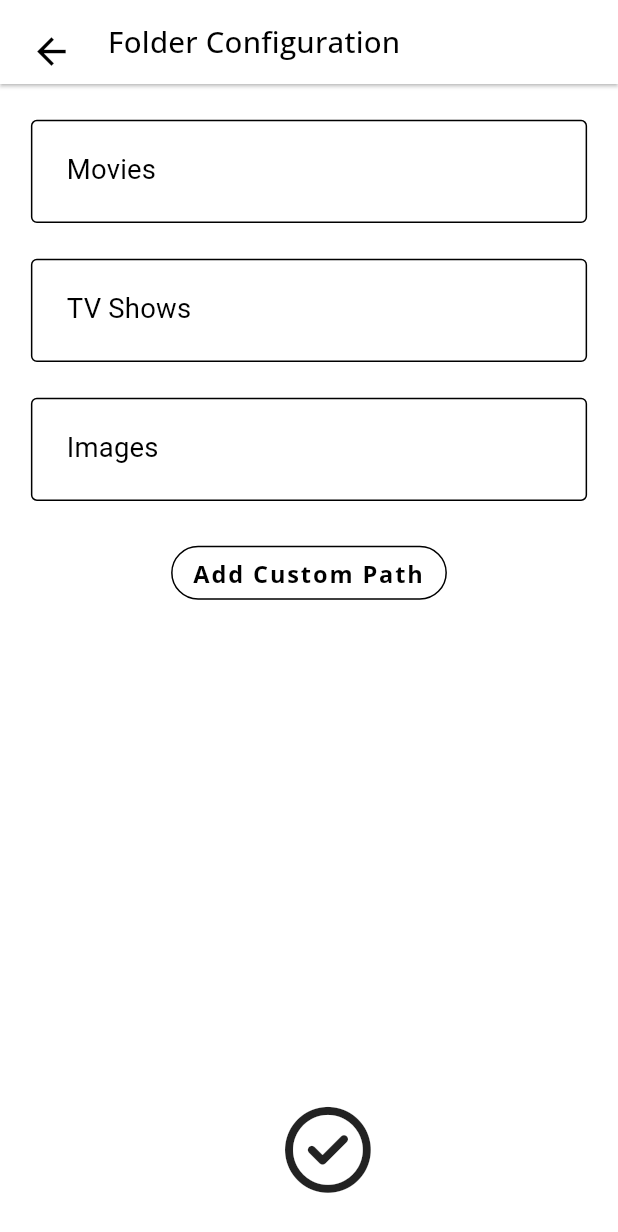
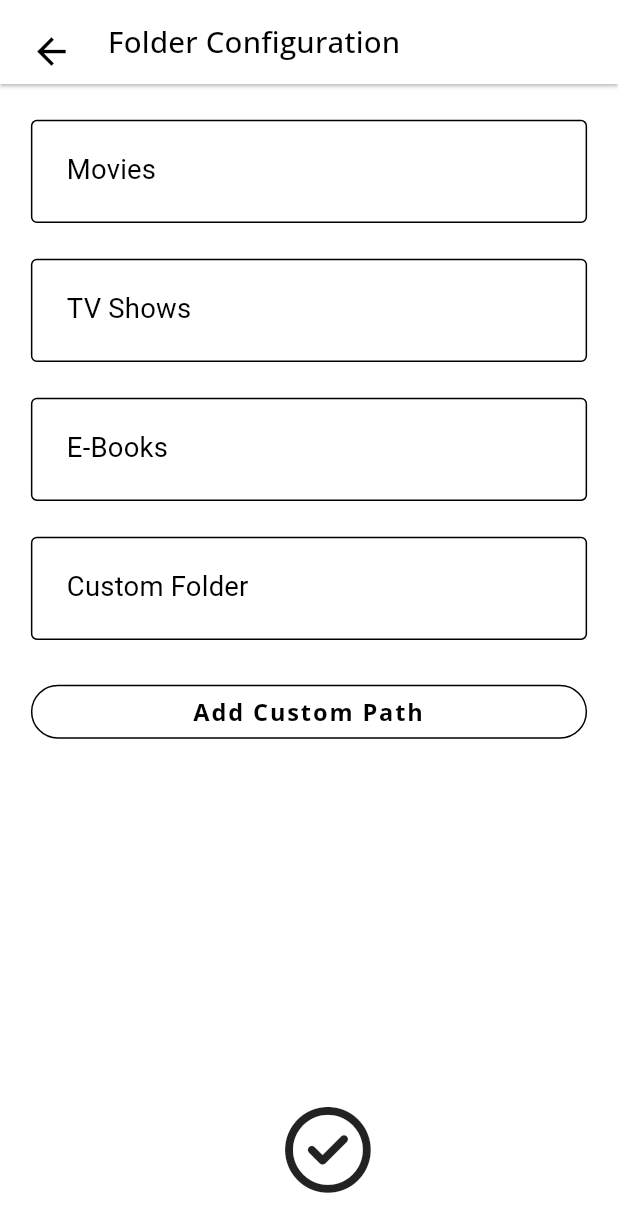
Before and after one commit to prinzpiuz/MSM, a Flutter app: what folderConfigurationForm() shows on an empty page, opened directly, after a tap on "Add Custom Path", on a phone screen of 412 x 824 dp. Shown: the top 1232 px of the screen. Run offline on Flutter 3.47's test engine with Material 2 defaults, Android fonts, the phone set to English and light mode, and no system bars; our stand-ins replace flutter_screenutil, font_awesome_flutter, go_router, google_fonts, package_info_plus, permission_handler and 1 more; missing offline and left inert: filesize, shared_preferences_web; accounts and stored records are empty.

Commit message:
feat(folder configuration): implemented adding custom path

```diff
--- a/lib/config.dart
+++ b/lib/config.dart
@@ -4,6 +4,7 @@ import 'package:flutter/material.dart';
 // Package imports:
 import 'package:flutter_screenutil/flutter_screenutil.dart';
 import 'package:go_router/go_router.dart';
+import 'package:msm/providers/folder_configuration_provider.dart';
 import 'package:provider/provider.dart';
 
 // Project imports:
@@ -18,13 +19,15 @@ bool get appENV {
 }
 
 MultiProvider materialApp(AppService appService, UploadState uploadService,
-    FileListingState fileListingService) {
+    FileListingState fileListingService, FolderConfigState folderConfigState) {
   return MultiProvider(
     providers: [
       ChangeNotifierProvider<AppService>(create: (_) => appService),
       ChangeNotifierProvider<UploadState>(create: (_) => uploadService),
       ChangeNotifierProvider<FileListingState>(
           create: (_) => fileListingService),
+      ChangeNotifierProvider<FolderConfigState>(
+          create: (_) => folderConfigState),
       Provider<AppRouter>(create: (_) => AppRouter(appService)),
     ],
     child: Builder(
--- a/lib/main.dart
+++ b/lib/main.dart
@@ -1,5 +1,6 @@
 // Flutter imports:
 import 'package:flutter/widgets.dart';
+import 'package:msm/providers/folder_configuration_provider.dart';
 
 // Package imports:
 import 'package:permission_handler/permission_handler.dart';
@@ -26,6 +27,7 @@ class _MSMState extends State<MSM> {
   late AppService appService;
   late UploadState uploadService;
   late FileListingState fileListingService;
+  late FolderConfigState folderConfigState;
 
   @override
   void initState() {
@@ -33,6 +35,7 @@ class _MSMState extends State<MSM> {
     appService = AppService();
     uploadService = UploadState();
     fileListingService = FileListingState();
+    folderConfigState = FolderConfigState();
     requestPermissions();
     super.initState();
   }
@@ -43,6 +46,7 @@ class _MSMState extends State<MSM> {
 
   @override
   Widget build(BuildContext context) {
-    return materialApp(appService, uploadService, fileListingService);
+    return materialApp(
+        appService, uploadService, fileListingService, folderConfigState);
   }
 }
--- /dev/null
+++ b/lib/models/folder_configuration.dart
@@ -0,0 +1,29 @@
+class FolderConfiguration {
+  String? movies;
+  String? tv;
+  String? books;
+  List<dynamic> customFolders;
+
+  FolderConfiguration(
+      {this.movies = "",
+      this.tv = "",
+      this.books = "",
+      this.customFolders = const []});
+
+  void addExtraFolder(String path) {
+    customFolders.add(path);
+  }
+
+  FolderConfiguration.fromJson(Map<String, dynamic> json)
+      : movies = json['movies'],
+        tv = json['tv'],
+        books = json['books'],
+        customFolders = json['customFolders'];
+
+  Map<String, dynamic> toJson() => {
+        'movies': movies,
+        'tv': tv,
+        'books': books,
+        'customFolders': customFolders
+      };
+}
--- a/lib/models/storage.dart
+++ b/lib/models/storage.dart
@@ -2,13 +2,19 @@
 import 'dart:convert';
 
 // Package imports:
+import 'package:msm/models/folder_configuration.dart';
 import 'package:shared_preferences/shared_preferences.dart';
 
 // Project imports:
 import 'package:msm/models/server_details.dart';
 import 'package:msm/models/server_functions.dart';
 
-enum StorageKeys { firstTime, serverData, serverFunctions }
+enum StorageKeys {
+  firstTime,
+  serverData,
+  serverFunctions,
+  folderConfigurations
+}
 
 extension StorageKeysExtension on StorageKeys {
   String get key {
@@ -19,6 +25,8 @@ extension StorageKeysExtension on StorageKeys {
         return "serverData";
       case StorageKeys.serverFunctions:
         return "serverFunctions";
+      case StorageKeys.folderConfigurations:
+        return "folderConfigurations";
     }
   }
 }
@@ -65,6 +73,14 @@ class Storage {
     return ServerFunctionsData();
   }
 
+  FolderConfiguration get getFolderConfigurations {
+    Map<String, dynamic>? data = _getJson(StorageKeys.folderConfigurations.key);
+    if (data != null) {
+      return FolderConfiguration.fromJson(data);
+    }
+    return FolderConfiguration();
+  }
+
   Future<bool> getFirstTimeInstall() async =>
       _prefs!.getBool(StorageKeys.firstTime.key) ?? true;
   void setFirstTimeInstall(bool value) async =>
--- /dev/null
+++ b/lib/providers/folder_configuration_provider.dart
@@ -0,0 +1,25 @@
+// Flutter imports:
+import 'package:flutter/material.dart';
+
+class FolderConfigState with ChangeNotifier {
+  bool addNewPath = false;
+  int foldersCount = 0;
+  FolderConfigState();
+
+  void resetFolderCount() => foldersCount = 0;
+
+  void incrementFolderCount() {
+    foldersCount++;
+    notifyListeners();
+  }
+
+  void decrementFolderCount() {
+    foldersCount--;
+    notifyListeners();
+  }
+
+  set setaddNewPath(bool addpath) {
+    addNewPath = true;
+    notifyListeners();
+  }
+}
--- a/lib/views/settings/folder_configuration.dart
+++ /dev/null
@@ -1,88 +0,0 @@
-// Flutter imports:
-import 'package:flutter/material.dart';
-
-// Package imports:
-import 'package:flutter_screenutil/flutter_screenutil.dart';
-
-// Project imports:
-import 'package:msm/common_utils.dart';
-import 'package:msm/constants/colors.dart';
-import 'package:msm/router/router_utils.dart';
-import 'package:msm/views/settings/settings_utils.dart';
-import 'package:msm/views/ui_components/text/text.dart';
-import 'package:msm/views/ui_components/text/textstyles.dart';
-import 'package:msm/views/ui_components/textfield/textfield.dart';
-
-class FolderConfiguration extends StatefulWidget {
-  const FolderConfiguration({super.key});
-
-  @override
-  State<FolderConfiguration> createState() => _FolderConfigurationState();
-}
-
-class _FolderConfigurationState extends State<FolderConfiguration> {
-  @override
-  Widget build(BuildContext context) {
-    return folderConfigurationForm(context);
-  }
-}
-
-Widget folderConfigurationForm(BuildContext context) {
-  final formKey = GlobalKey<FormState>();
-  return Scaffold(
-      appBar: commonAppBar(
-          backroute: Pages.settings.toPath,
-          context: context,
-          text: SettingsSubRoute.folderConfiguration.toTitle),
-      backgroundColor: CommonColors.commonWhiteColor,
-      floatingActionButtonLocation: FloatingActionButtonLocation.centerFloat,
-      floatingActionButton: saveButton(
-        onPressed: () => print("save"),
-      ),
-      body: Form(
-        key: formKey,
-        child: Column(
-          children: [
-            AppTextField.commonTextFeild(
-              onsaved: (data) {
-                print(data);
-              },
-              keyboardType: TextInputType.text,
-              labelText: "Movies",
-              hintText: "Path To Your Movies Folder",
-            ),
-            AppTextField.commonTextFeild(
-              onsaved: (data) {
-                print(data);
-              },
-              keyboardType: TextInputType.number,
-              labelText: "TV Shows",
-              hintText: "Path To Your Movies Folder",
-            ),
-            AppTextField.commonTextFeild(
-                onsaved: (data) {
-                  print(data);
-                },
-                keyboardType: TextInputType.visiblePassword,
-                labelText: "Images",
-                hintText: "Path To Your Images Folder"),
-            addCustomPathButton(onPressed: () {})
-          ],
-        ),
-      ));
-}
-
-Widget addCustomPathButton({required void Function()? onPressed}) {
-  return Padding(
-    padding: EdgeInsets.only(top: 20.h, left: 18.w, right: 18.w),
-    child: OutlinedButton(
-        style: ButtonStyle(
-            shape: MaterialStateProperty.all(RoundedRectangleBorder(
-                borderRadius: BorderRadius.circular(30.0))),
-            side: MaterialStateProperty.all(
-                const BorderSide(color: CommonColors.commonBlackColor))),
-        onPressed: onPressed,
-        child: AppText.centerSingleLineText("Add Custom Path",
-            style: AppTextStyles.bold(CommonColors.commonBlackColor, 12.sp))),
-  );
-}
--- /dev/null
+++ b/lib/views/settings/folder_configuration_view.dart
@@ -0,0 +1,59 @@
+// Flutter imports:
+import 'package:flutter/material.dart';
+
+// Project imports:
+import 'package:msm/common_utils.dart';
+import 'package:msm/constants/colors.dart';
+import 'package:msm/models/folder_configuration.dart';
+import 'package:msm/models/storage.dart';
+import 'package:msm/providers/folder_configuration_provider.dart';
+import 'package:msm/router/router_utils.dart';
+import 'package:msm/views/settings/settings_utils.dart';
+import 'package:provider/provider.dart';
+
+class FolderConfigurationForm extends StatefulWidget {
+  const FolderConfigurationForm({super.key});
+
+  @override
+  State<FolderConfigurationForm> createState() =>
+      _FolderConfigurationFormState();
+}
+
+class _FolderConfigurationFormState extends State<FolderConfigurationForm> {
+  @override
+  Widget build(BuildContext context) {
+    return folderConfigurationForm(context);
+  }
+}
+
+Widget folderConfigurationForm(BuildContext context) {
+  final formKey = GlobalKey<FormState>();
+  FolderConfiguration folderConfiguration = Storage().getFolderConfigurations;
+  List<Widget> folders = getFoldersList(context, folderConfiguration);
+  return Scaffold(
+      appBar: commonAppBar(
+          backroute: Pages.settings.toPath,
+          context: context,
+          text: SettingsSubRoute.folderConfiguration.toTitle),
+      backgroundColor: CommonColors.commonWhiteColor,
+      floatingActionButtonLocation: FloatingActionButtonLocation.centerFloat,
+      floatingActionButton: saveButton(
+        onPressed: () => {
+          Provider.of<FolderConfigState>(context, listen: false)
+              .resetFolderCount(),
+          if (formKey.currentState!.validate())
+            {
+              formKey.currentState!.save(),
+              saveFolderConfigurations(folderConfiguration)
+            }
+        },
+      ),
+      body: Form(
+        key: formKey,
+        child: ListView.builder(
+            itemCount: folders.length,
+            itemBuilder: (BuildContext context, int index) {
+              return folders[index];
+            }),
+      ));
+}
--- a/lib/views/settings/settings_utils.dart
+++ b/lib/views/settings/settings_utils.dart
@@ -4,6 +4,13 @@ import 'package:flutter/material.dart';
 // Package imports:
 import 'package:flutter_screenutil/flutter_screenutil.dart';
 import 'package:font_awesome_flutter/font_awesome_flutter.dart';
+import 'package:msm/constants/colors.dart';
+import 'package:msm/models/folder_configuration.dart';
+import 'package:msm/providers/folder_configuration_provider.dart';
+import 'package:msm/views/ui_components/text/text.dart';
+import 'package:msm/views/ui_components/text/textstyles.dart';
+import 'package:msm/views/ui_components/textfield/textfield.dart';
+import 'package:msm/views/ui_components/textfield/validators.dart';
 import 'package:package_info_plus/package_info_plus.dart';
 
 // Project imports:
@@ -11,6 +18,7 @@ import 'package:msm/constants/constants.dart';
 import 'package:msm/models/server_details.dart';
 import 'package:msm/models/server_functions.dart';
 import 'package:msm/models/storage.dart';
+import 'package:provider/provider.dart';
 
 Widget saveButton({required void Function()? onPressed}) {
   return Padding(
@@ -39,7 +47,98 @@ void saveServerFunctions(ServerFunctionsData serverFunctionsData) {
   //TODO implement toast messages
 }
 
+void saveFolderConfigurations(FolderConfiguration folderConfiguration) {
+  Storage()
+      .saveObject(StorageKeys.folderConfigurations.key, folderConfiguration);
+  //TODO implement toast messages
+}
+
 Future<PackageInfo> get appInfo async {
   PackageInfo packageInfo = await PackageInfo.fromPlatform();
   return packageInfo;
 }
+
+Widget addCustomPathButton({required void Function()? onPressed}) {
+  return Padding(
+    padding: EdgeInsets.only(top: 20.h, left: 18.w, right: 18.w),
+    child: OutlinedButton(
+        style: ButtonStyle(
+            shape: MaterialStateProperty.all(RoundedRectangleBorder(
+                borderRadius: BorderRadius.circular(30.0))),
+            side: MaterialStateProperty.all(
+                const BorderSide(color: CommonColors.commonBlackColor))),
+        onPressed: onPressed,
+        child: AppText.centerSingleLineText("Add Custom Path",
+            style: AppTextStyles.bold(CommonColors.commonBlackColor, 12.sp))),
+  );
+}
+
+List<Widget> getFoldersList(
+    BuildContext context, FolderConfiguration folderConfiguration) {
+  FolderConfigState folderConfigState = Provider.of<FolderConfigState>(context);
+  List<Widget> folders = [
+    AppTextField.commonTextFeild(
+      onsaved: (data) {
+        folderConfiguration.movies = data;
+      },
+      initialValue: folderConfiguration.movies,
+      keyboardType: TextInputType.text,
+      labelText: "Movies",
+      hintText: "Path To Your Movies Folder",
+    ),
+    AppTextField.commonTextFeild(
+      onsaved: (data) {
+        folderConfiguration.tv = data;
+      },
+      initialValue: folderConfiguration.tv,
+      keyboardType: TextInputType.text,
+      labelText: "TV Shows",
+      hintText: "Path To Your Movies Folder",
+    ),
+    AppTextField.commonTextFeild(
+        onsaved: (data) {
+          folderConfiguration.books = data;
+        },
+        initialValue: folderConfiguration.books,
+        keyboardType: TextInputType.text,
+        labelText: "E-Books",
+        hintText: "Path To Your E-Books Folder"),
+  ];
+  if (folderConfiguration.customFolders.isNotEmpty) {
+    for (int i = 0; i < folderConfiguration.customFolders.length; i++) {
+      folders.add(AppTextField.commonTextFeild(
+        onsaved: (data) {},
+        initialValue: folderConfiguration.customFolders[i],
+        keyboardType: TextInputType.text,
+        labelText: "Custom",
+        hintText: "Custom Folder",
+        suffix: true,
+        onSuffixIconPressed: () => {print("saved delete")},
+      ));
+    }
+  }
+  if (folderConfigState.addNewPath) {
+    for (int i = 0; i < folderConfigState.foldersCount; i++) {
+      folders.add(AppTextField.commonTextFeild(
+        onsaved: (data) {
+          folderConfiguration.addExtraFolder(data);
+        },
+        validator: valueNeeded,
+        keyboardType: TextInputType.text,
+        labelText: "Custom Folder",
+        hintText: "Path To Your Custom Folder",
+        suffix: true,
+        onSuffixIconPressed: () => {print("saved delete")},
+      ));
+    }
+
+    Provider.of<FolderConfigState>(context).addNewPath = false;
+  }
+
+  folders.add(addCustomPathButton(onPressed: () {
+    Provider.of<FolderConfigState>(context, listen: false).setaddNewPath = true;
+    Provider.of<FolderConfigState>(context, listen: false)
+        .incrementFolderCount();
+  }));
+  return folders;
+}
--- a/lib/views/ui_components/textfield/textfield.dart
+++ b/lib/views/ui_components/textfield/textfield.dart
@@ -18,22 +18,26 @@ class AppTextField {
   }
 
   static Widget commonTextFeild(
-      {required FormFieldSetter onsaved,
-      required TextInputType keyboardType,
+      {required TextInputType keyboardType,
       required String labelText,
       required String hintText,
+      FormFieldSetter? onsaved,
+      FormFieldSetter? onChanged,
       List<TextInputFormatter>? inputFormatters,
       FormFieldValidator<String>? validator,
       IconData? iconData,
       int? maxLength,
       String? errorText,
       String? initialValue,
-      bool obscureText = false}) {
+      bool obscureText = false,
+      bool suffix = false,
+      void Function()? onSuffixIconPressed}) {
     return Padding(
       padding: EdgeInsets.only(top: 20.h, left: 18.w, right: 18.w),
       child: TextFormField(
           validator: validator,
           onSaved: onsaved,
+          onChanged: onChanged,
           keyboardType: keyboardType,
           maxLength: maxLength,
           initialValue: initialValue,
@@ -42,6 +46,12 @@ class AppTextField {
           inputFormatters: inputFormatters,
           style: const TextStyle(color: CommonColors.commonBlackColor),
           decoration: InputDecoration(
+            suffix: suffix
+                ? InkWell(
+                    onTap: onSuffixIconPressed,
+                    child: Icon(Icons.clear, size: 14.sp),
+                  )
+                : null,
             contentPadding: EdgeInsets.all(20.h),
             labelText: labelText,
             hintText: hintText,
```
Also changed, not shown: lib/router/router.dart (+3 -6 lines), lib/views/settings/server_details_view.dart (renamed from lib/views/settings/server_details.dart).
